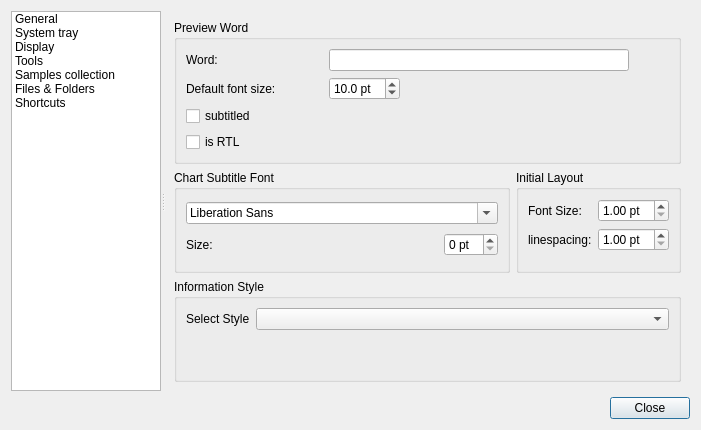
Qt form src/prefs_panel.ui (eniac111/fontmatrix) before a commit.
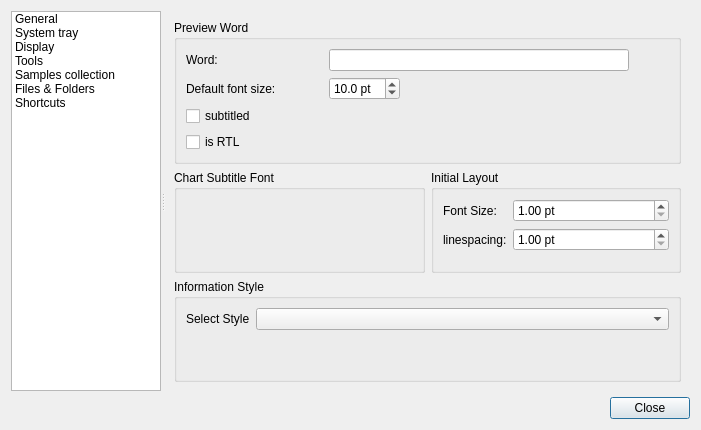
The same form after that commit. The open tabs and pages were chosen to show the change. Icons and pictures are not drawn. Custom widgets are drawn as their Qt base class.

What changed in the file:
```diff
--- a/src/prefs_panel.ui
+++ b/src/prefs_panel.ui
@@ -360,40 +360,8 @@
            <string>Chart Subtitle Font</string>
           </property>
           <layout class="QGridLayout" name="gridLayout_5" >
-           <item row="0" column="0" colspan="2" >
-            <widget class="QFontComboBox" name="chartFontCombo" />
-           </item>
-           <item row="1" column="1" >
-            <widget class="QSpinBox" name="chartFontSpin" >
-             <property name="sizePolicy" >
-              <sizepolicy vsizetype="Fixed" hsizetype="Minimum" >
-               <horstretch>0</horstretch>
-               <verstretch>0</verstretch>
-              </sizepolicy>
-             </property>
-             <property name="suffix" >
-              <string> pt</string>
-             </property>
-            </widget>
-           </item>
-           <item row="1" column="0" >
-            <widget class="QLabel" name="label_8" >
-             <property name="sizePolicy" >
-              <sizepolicy vsizetype="Preferred" hsizetype="Expanding" >
-               <horstretch>1</horstretch>
-               <verstretch>0</verstretch>
-              </sizepolicy>
-             </property>
-             <property name="text" >
-              <string>Size:</string>
-             </property>
-             <property name="alignment" >
-              <set>Qt::AlignLeading|Qt::AlignLeft|Qt::AlignVCenter</set>
-             </property>
-             <property name="buddy" >
-              <cstring>chartFontSpin</cstring>
-             </property>
-            </widget>
+           <item row="0" column="0" >
+            <widget class="KFontRequester" name="chartFontRequester" />
            </item>
           </layout>
           <zorder>chartFontCombo</zorder>
@@ -1015,6 +983,13 @@
    </item>
   </layout>
  </widget>
+ <customwidgets>
+  <customwidget>
+   <class>KFontRequester</class>
+   <extends>QWidget</extends>
+   <header>KFontRequester</header>
+  </customwidget>
+ </customwidgets>
  <resources>
   <include location="application.qrc" />
  </resources>
```
Left out of the diff: 3 changed lines with no effect on the pictures.
